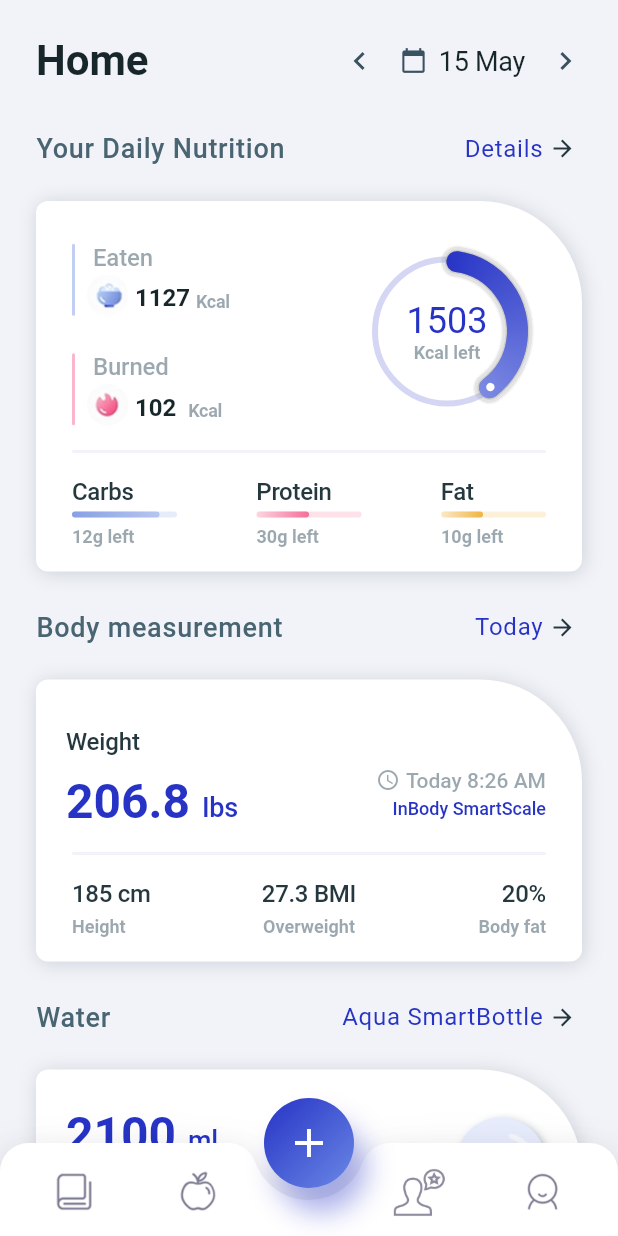
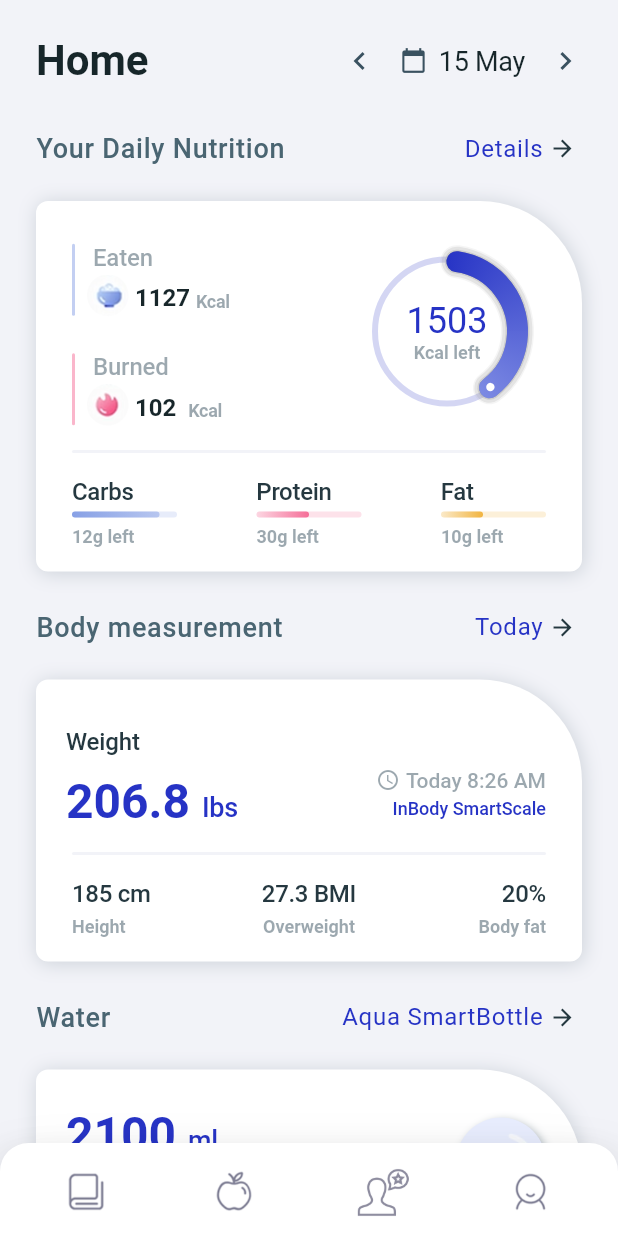
Before and after one commit to prakashsellathurai/Body-Ping, a Flutter app: the AppDashboardHomeScreen screen opened directly with empty values, on a phone screen of 412 x 824 dp. Run offline on Flutter 3.47's test engine with Material 2 defaults, Android fonts, the phone set to English and light mode, and no system bars; our stand-ins replace avatar_glow, bloc, cached_network_image, equatable, firebase_auth, firebase_dynamic_links and 14 more; missing offline and left inert: flutter_facebook_login, flutter_ghost_content_api, intercom_flutter, international_phone_input, pk_skeleton; accounts and stored records are empty; network calls fail; statements that could not run were skipped.

Commit message:
removed the Plus icon

```diff
--- a/lib/screens/dashboard/bottom_navigation_view/bottom_bar_view.dart
+++ b/lib/screens/dashboard/bottom_navigation_view/bottom_bar_view.dart
@@ -1,9 +1,10 @@
 import 'dart:math' as math;
+import 'package:customer_app/screens/dashboard/bottom_navigation_view/quick_tracker_add_icon.dart';
+
 import '../dashboard_theme.dart';
 import './../../../model/dashboard/tabIcon_data.dart';
 import './../../../constants/colors.dart';
 import 'package:flutter/material.dart';
-
 
 class BottomBarView extends StatefulWidget {
   const BottomBarView(
@@ -78,14 +79,14 @@ class _BottomBarViewState extends State<BottomBarView>
                                     widget.changeIndex(1);
                                   }),
                             ),
-                            SizedBox(
-                              width: Tween<double>(begin: 0.0, end: 1.0)
-                                      .animate(CurvedAnimation(
-                                          parent: animationController,
-                                          curve: Curves.fastOutSlowIn))
-                                      .value *
-                                  64.0,
-                            ),
+                            // SizedBox(
+                            //   width: Tween<double>(begin: 0.0, end: 1.0)
+                            //           .animate(CurvedAnimation(
+                            //               parent: animationController,
+                            //               curve: Curves.fastOutSlowIn))
+                            //           .value *
+                            //       64.0,
+                            // ),
                             Expanded(
                               child: TabIcons(
                                   tabIconData: widget.tabIconsList[2],
@@ -117,68 +118,63 @@ class _BottomBarViewState extends State<BottomBarView>
             );
           },
         ),
-        Padding(
-          padding:
-              EdgeInsets.only(bottom: MediaQuery.of(context).padding.bottom),
-          child: SizedBox(
-            width: 38 * 2.0,
-            height: 38 + 62.0,
-            child: Container(
-              alignment: Alignment.topCenter,
-              color: Colors.transparent,
-              child: SizedBox(
-                width: 38 * 2.0,
-                height: 38 * 2.0,
-                child: Padding(
-                  padding: const EdgeInsets.all(8.0),
-                  child: ScaleTransition(
-                    alignment: Alignment.center,
-                    scale: Tween<double>(begin: 0.0, end: 1.0).animate(
-                        CurvedAnimation(
-                            parent: animationController,
-                            curve: Curves.fastOutSlowIn)),
-                    child: Container(
-                      decoration: BoxDecoration(
-                        color: DashboardTheme.nearlyDarkBlue,
-                        gradient: LinearGradient(
-                            colors: [
-                              DashboardTheme.nearlyDarkBlue,
-                              HexColor('#6A88E5'),
-                            ],
-                            begin: Alignment.topLeft,
-                            end: Alignment.bottomRight),
-                        shape: BoxShape.circle,
-                        boxShadow: <BoxShadow>[
-                          BoxShadow(
-                              color: DashboardTheme.nearlyDarkBlue
-                                  .withOpacity(0.4),
-                              offset: const Offset(8.0, 16.0),
-                              blurRadius: 16.0),
-                        ],
-                      ),
-                      child: Material(
-                        color: Colors.transparent,
-                        child: InkWell(
-                          splashColor: Colors.white.withOpacity(0.1),
-                          highlightColor: Colors.transparent,
-                          focusColor: Colors.transparent,
-                          onTap: () {
-                            widget.addClick();
-                          },
-                          child: Icon(
-                            Icons.add,
-                            color: DashboardTheme.white,
-                            size: 32,
-                          ),
-                        ),
-                      ),
-                    ),
-                  ),
-                ),
-              ),
-            ),
-          ),
-        ),
+        // Padding(
+        //   padding:
+        //       EdgeInsets.only(bottom: MediaQuery.of(context).padding.bottom),
+        //   child: SizedBox(
+        //     width: 38 * 2.0,
+        //     height: 38 + 62.0,
+        //     child: Container(
+        //       alignment: Alignment.topCenter,
+        //       color: Colors.transparent,
+        //       child: SizedBox(
+        //         width: 38 * 2.0,
+        //         height: 38 * 2.0,
+        //         child: Padding(
+        //           padding: const EdgeInsets.all(8.0),
+        //           child: ScaleTransition(
+        //             alignment: Alignment.center,
+        //             scale: Tween<double>(begin: 0.0, end: 1.0).animate(
+        //                 CurvedAnimation(
+        //                     parent: animationController,
+        //                     curve: Curves.fastOutSlowIn)),
+        //             child: Container(
+        //                 decoration: BoxDecoration(
+        //                   color: DashboardTheme.nearlyDarkBlue,
+        //                   gradient: LinearGradient(
+        //                       colors: [
+        //                         DashboardTheme.nearlyDarkBlue,
+        //                         HexColor('#6A88E5'),
+        //                       ],
+        //                       begin: Alignment.topLeft,
+        //                       end: Alignment.bottomRight),
+        //                   shape: BoxShape.circle,
+        //                   boxShadow: <BoxShadow>[
+        //                     BoxShadow(
+        //                         color: DashboardTheme.nearlyDarkBlue
+        //                             .withOpacity(0.4),
+        //                         offset: const Offset(8.0, 16.0),
+        //                         blurRadius: 16.0),
+        //                   ],
+        //                 ),
+        //                 child: Material(
+        //                   color: Colors.transparent,
+        //                   child: InkWell(
+        //                     splashColor: Colors.white.withOpacity(0.1),
+        //                     highlightColor: Colors.transparent,
+        //                     focusColor: Colors.transparent,
+        //                     onTap: () {
+        //                       widget.addClick();
+        //                     },
+        //                     child: QuickTrackerAddIcon(),
+        //                   ),
+        //                 )),
+        //           ),
+        //         ),
+        //       ),
+        //     ),
+        //   ),
+        // ),
       ],
     );
   }
@@ -341,22 +337,22 @@ class TabClipper extends CustomClipper<Path> {
     path.lineTo(0, 0);
     path.arcTo(Rect.fromLTWH(0, 0, radius, radius), degreeToRadians(180),
         degreeToRadians(90), false);
-    path.arcTo(
-        Rect.fromLTWH(
-            ((size.width / 2) - v / 2) - radius + v * 0.04, 0, radius, radius),
-        degreeToRadians(270),
-        degreeToRadians(70),
-        false);
+    // path.arcTo(
+    //     Rect.fromLTWH(
+    //         ((size.width / 2) - v / 2) - radius + v * 0.04, 0, radius, radius),
+    //     degreeToRadians(270),
+    //     degreeToRadians(70),
+    //     false);
 
-    path.arcTo(Rect.fromLTWH((size.width / 2) - v / 2, -v / 2, v, v),
-        degreeToRadians(160), degreeToRadians(-140), false);
+    // path.arcTo(Rect.fromLTWH((size.width / 2) - v / 2, -v / 2, v, v),
+    //     degreeToRadians(160), degreeToRadians(-140), false);
 
-    path.arcTo(
-        Rect.fromLTWH((size.width - ((size.width / 2) - v / 2)) - v * 0.04, 0,
-            radius, radius),
-        degreeToRadians(200),
-        degreeToRadians(70),
-        false);
+    // path.arcTo(
+    //     Rect.fromLTWH((size.width - ((size.width / 2) - v / 2)) - v * 0.04, 0,
+    //         radius, radius),
+    //     degreeToRadians(200),
+    //     degreeToRadians(70),
+    //     false);
     path.arcTo(Rect.fromLTWH(size.width - radius, 0, radius, radius),
         degreeToRadians(270), degreeToRadians(90), false);
     path.lineTo(size.width, 0);
```
Also changed, not shown: lib/screens/dashboard/bottom_navigation_view/quick_tracker_add_icon.dart (added, +237 -0 lines).
